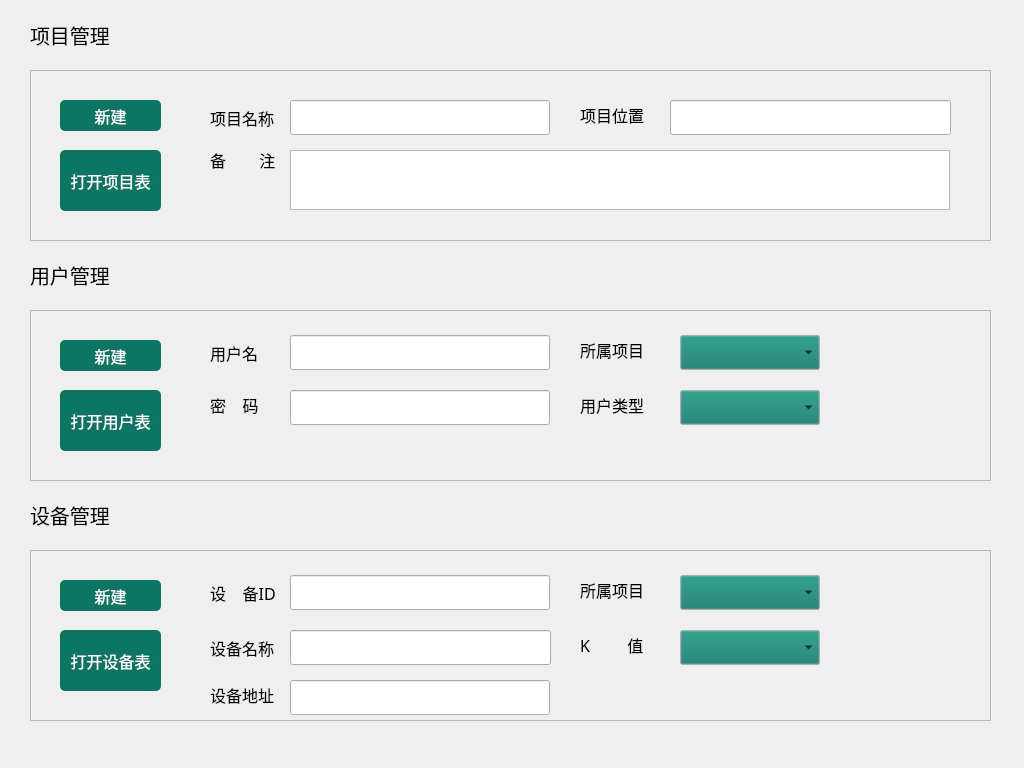
Before: the Qt Designer form managerwindow.ui in Arnowsx/ManangerClient2, drawn with Qt 5.
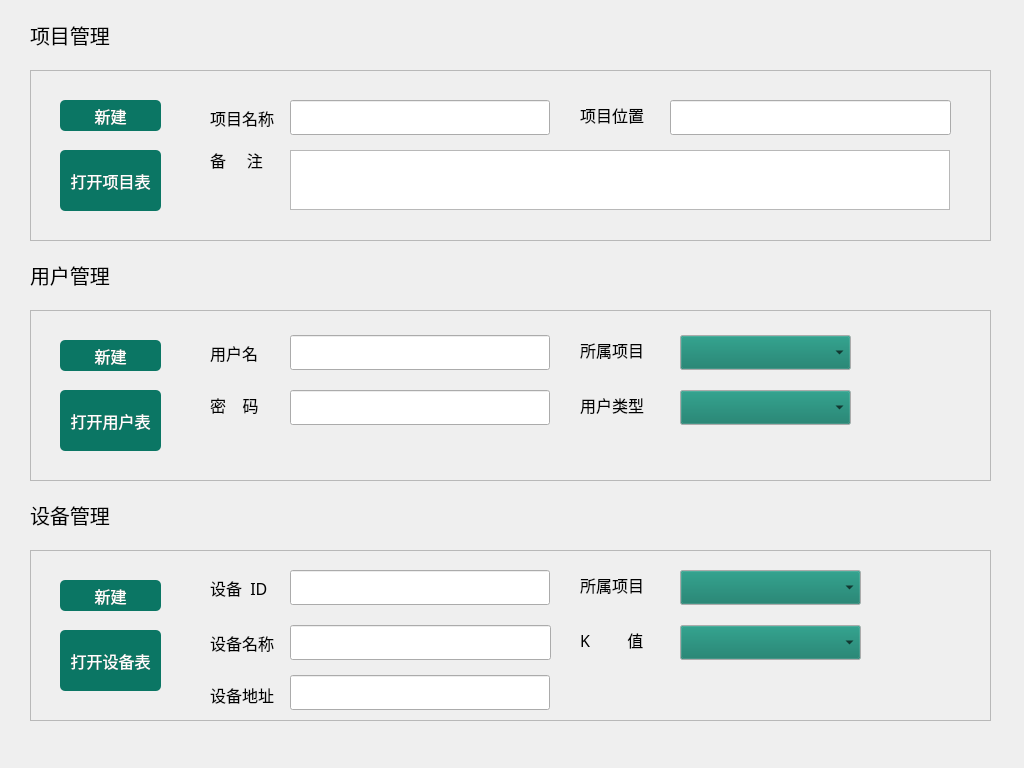
After: the same form once the commit is applied. Icons and pictures are not drawn.

The edit to the form file:
```diff
--- a/managerwindow.ui
+++ b/managerwindow.ui
@@ -212,7 +212,7 @@
      </font>
     </property>
     <property name="text">
-     <string>备        注</string>
+     <string>备     注</string>
     </property>
    </widget>
    <widget class="QTextEdit" name="projectNoteTextEdit">
@@ -417,7 +417,7 @@
      <rect>
       <x>650</x>
       <y>25</y>
-      <width>140</width>
+      <width>171</width>
       <height>35</height>
      </rect>
     </property>
@@ -436,7 +436,7 @@
      <rect>
       <x>650</x>
       <y>80</y>
-      <width>140</width>
+      <width>171</width>
       <height>35</height>
      </rect>
     </property>
@@ -556,7 +556,7 @@
     <property name="geometry">
      <rect>
       <x>180</x>
-      <y>30</y>
+      <y>25</y>
       <width>80</width>
       <height>25</height>
      </rect>
@@ -568,7 +568,7 @@
      </font>
     </property>
     <property name="text">
-     <string>设    备ID</string>
+     <string>设备  ID</string>
     </property>
    </widget>
    <widget class="QLabel" name="deviceAdressLabel">
@@ -594,7 +594,7 @@
     <property name="geometry">
      <rect>
       <x>550</x>
-      <y>30</y>
+      <y>25</y>
       <width>80</width>
       <height>20</height>
      </rect>
@@ -613,8 +613,8 @@
     <property name="geometry">
      <rect>
       <x>650</x>
-      <y>25</y>
-      <width>140</width>
+      <y>20</y>
+      <width>181</width>
       <height>35</height>
      </rect>
     </property>
@@ -629,7 +629,7 @@
     <property name="geometry">
      <rect>
       <x>260</x>
-      <y>130</y>
+      <y>125</y>
       <width>260</width>
       <height>35</height>
      </rect>
@@ -645,7 +645,7 @@
     <property name="geometry">
      <rect>
       <x>260</x>
-      <y>25</y>
+      <y>20</y>
       <width>260</width>
       <height>35</height>
      </rect>
@@ -661,7 +661,7 @@
     <property name="geometry">
      <rect>
       <x>550</x>
-      <y>85</y>
+      <y>80</y>
       <width>80</width>
       <height>20</height>
      </rect>
@@ -680,8 +680,8 @@
     <property name="geometry">
      <rect>
       <x>650</x>
-      <y>80</y>
-      <width>140</width>
+      <y>75</y>
+      <width>181</width>
       <height>35</height>
      </rect>
     </property>
@@ -696,7 +696,7 @@
     <property name="geometry">
      <rect>
       <x>180</x>
-      <y>80</y>
+      <y>75</y>
       <width>80</width>
       <height>35</height>
      </rect>
@@ -715,7 +715,7 @@
     <property name="geometry">
      <rect>
       <x>260</x>
-      <y>80</y>
+      <y>75</y>
       <width>261</width>
       <height>35</height>
      </rect>
```
Left out of the diff: 2 changed lines with no effect on the pictures.
